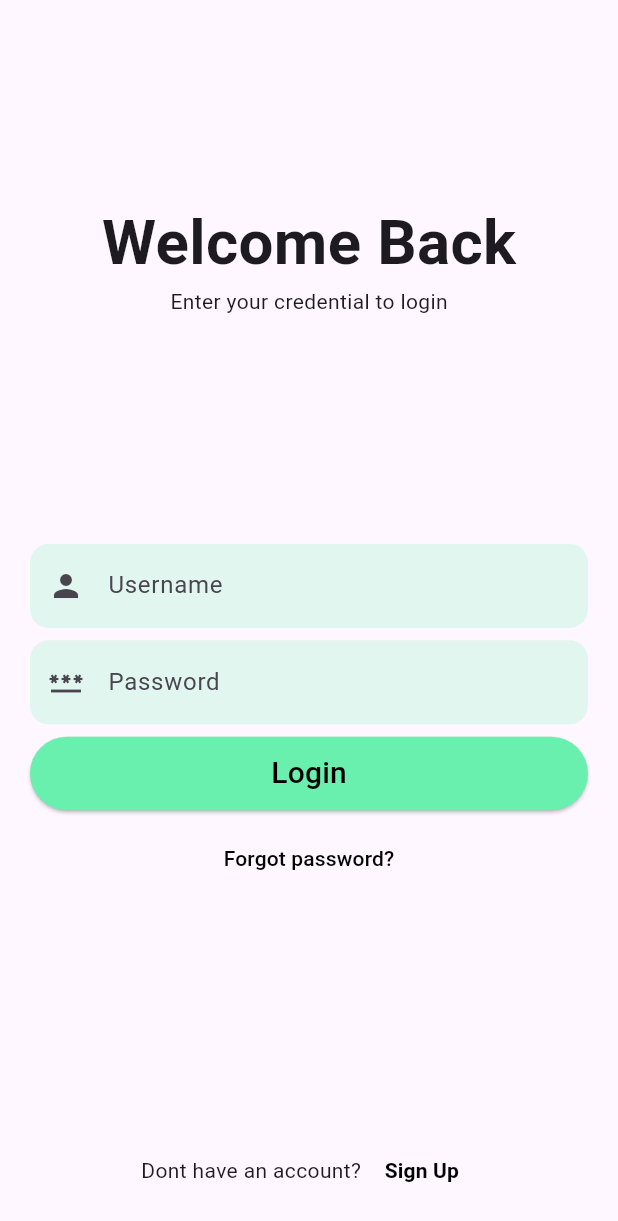
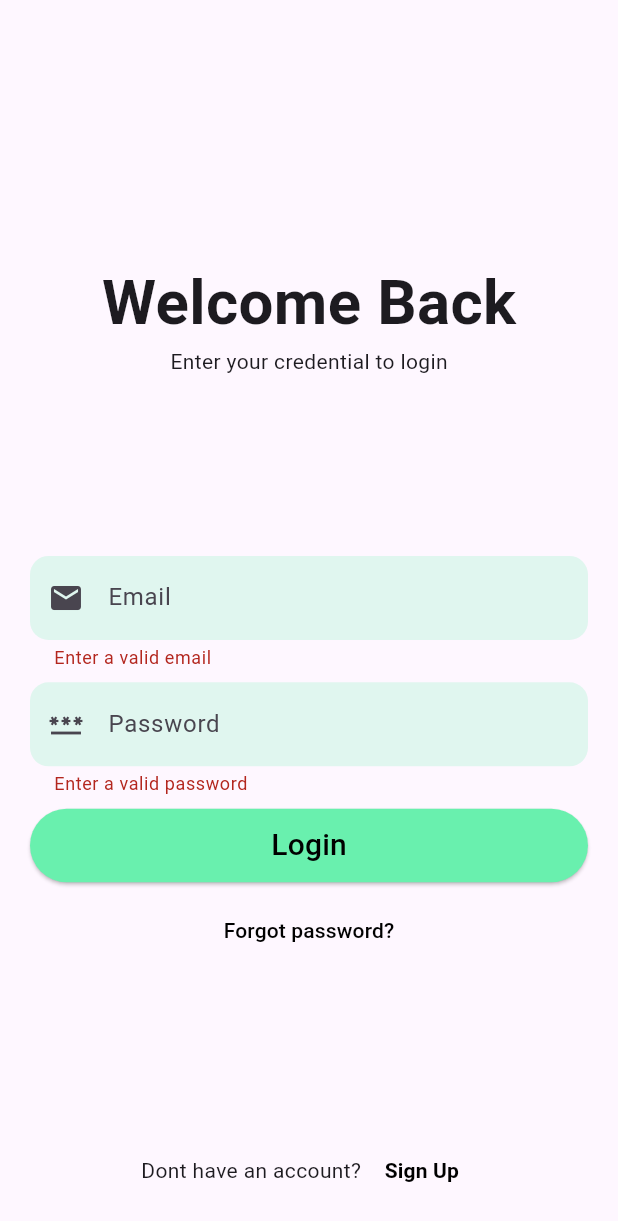
Before and after one commit to moeyanhtun-coding/Mobile.Flutter.Login-Register-Testing-With-JWT-Token, a Flutter app: the screen it shows after launch, after a tap on "Login", on a phone screen of 412 x 824 dp. Shown: the top 1221 px of the screen. Run offline on Flutter 3.47's test engine with Material 3 defaults, Android fonts, the phone set to English and light mode, and no system bars; our stand-ins replace firebase_auth, firebase_core, firebase_messaging, flutter_slidable, gap, get and 1 more; accounts and stored records are empty; statements that could not run were skipped.

Commit message:
[Add] Login Backend Function

```diff
--- a/lib/views/LoginPage/loginPage.dart
+++ b/lib/views/LoginPage/loginPage.dart
@@ -3,6 +3,9 @@
 import 'package:flutter/material.dart';
 import 'package:gap/gap.dart';
 import 'package:get/get.dart';
+import 'package:get_it/get_it.dart';
+import 'package:ui_design_login_register/consts.dart';
+import 'package:ui_design_login_register/services/auth_service.dart';
 
 class Loginpage extends StatefulWidget {
   const Loginpage({super.key});
@@ -12,10 +15,23 @@ class Loginpage extends StatefulWidget {
 }
 
 class _LoginpageState extends State<Loginpage> {
+  final GetIt _getIt = GetIt.instance;
+  final GlobalKey<FormState> _LoginForm = GlobalKey();
+  late AuthService _authService;
+
+  String? email, password;
+
+  @override
+  void initState() {
+    super.initState();
+    _authService = _getIt.get<AuthService>();
+  }
+
   @override
   Widget build(BuildContext context) {
-    return Container(
-      child: _buildUI(context, 0.15),
+    return Scaffold(
+      appBar: AppBar(),
+      body: _buildUI(context, 0.15),
     );
   }
 
@@ -43,17 +59,37 @@ class _LoginpageState extends State<Loginpage> {
   Widget _formGroup(context) {
     return Container(
       padding: const EdgeInsets.symmetric(vertical: 0, horizontal: 20),
+      child: Form(
+        key: _LoginForm,
         child: Column(
           crossAxisAlignment: CrossAxisAlignment.stretch,
           children: [
-          _inputField(context, "Username", 0.03, Icons.person, false),
+            _inputField(context, "Email", 0.03, Icons.email, false,
+                EMAIL_VALIDATION_REGEX, (value) {
+              setState(() {
+                email = value;
+              });
+            }),
             _gap(context, 0.02),
-          _inputField(context, "Password", 0.03, Icons.password, true),
+            _inputField(
+              context,
+              "Password",
+              0.03,
+              Icons.password,
+              true,
+              PASSWORD_VALIDATION_REGEX,
+              (value) {
+                setState(() {
+                  password = value;
+                });
+              },
+            ),
             _gap(context, 0.02),
             _loginButton(context),
             _gap(context, 0.02),
             _forgotPassword(),
           ],
+        ),
       ),
     );
   }
@@ -72,11 +108,24 @@ class _LoginpageState extends State<Loginpage> {
     );
   }
 
-  Widget _inputField(context, String formName, double borderRadius,
-      IconData icon, bool obscureText) {
+  Widget _inputField(
+      context,
+      String formName,
+      double borderRadius,
+      IconData icon,
+      bool obscureText,
+      RegExp validationRegEx,
+      Function(String?) onSaved) {
     return Column(
       children: [
-        TextField(
+        TextFormField(
+          onSaved: onSaved,
+          validator: (value) {
+            if (value != null && validationRegEx.hasMatch(value)) {
+              return null;
+            }
+            return "Enter a valid ${formName.toLowerCase()}";
+          },
           decoration: InputDecoration(
             hintText: formName,
             border: OutlineInputBorder(
@@ -95,7 +144,15 @@ class _LoginpageState extends State<Loginpage> {
 
   Widget _loginButton(context) {
     return ElevatedButton(
-      onPressed: () {},
+      onPressed: () async {
+        if (_LoginForm.currentState?.validate() ?? false) {
+          _LoginForm.currentState?.save();
+          bool result = await _authService.Login(email!, password!);
+          if (result) {
+            Get.offAllNamed("/home");
+          }
+        }
+      },
       style: ElevatedButton.styleFrom(
           shape: const StadiumBorder(),
           padding: const EdgeInsets.symmetric(vertical: 10),
```
Lines whose indentation alone changed are shown as unchanged.
